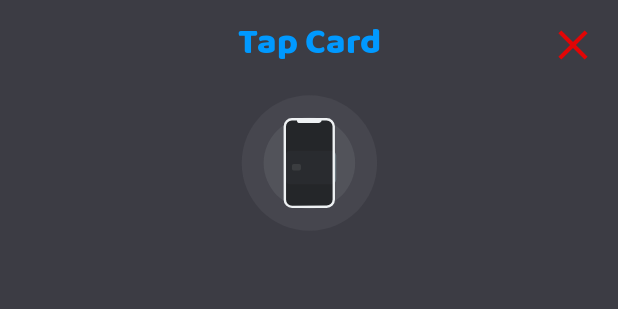
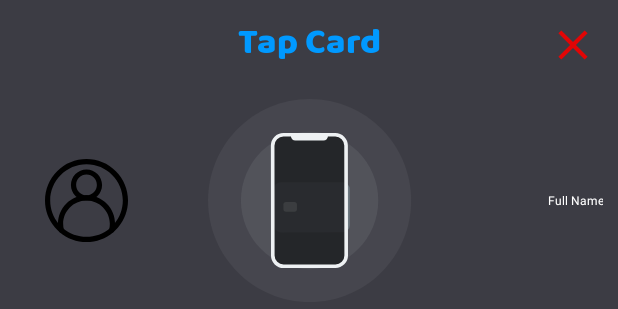
Before and after one commit to Amark18/Check_Verification_System, an Android app: the layout bottom_sheet_nfc_tap.xml on its own in the app's theme, with its tools: preview values and no code run, on a phone screen of 412 x 824 dp. Shown: the top 309 px of the screen. Run offline under Robolectric (Android 15) with nearby library versions, the phone set to English and light mode, and no system bars; Roboto replaces fonts that are not available here.

Commit message:
Tap prompt now includes customer profile image/name and some other UI improvements

```diff
--- a/app/build.gradle
+++ b/app/build.gradle
@@ -12,8 +12,8 @@ android {
         applicationId "com.akapps.check_verification_system"
         minSdkVersion 26
         targetSdkVersion 31
-        versionCode 7
-        versionName "1.6"
+        versionCode 8
+        versionName "1.7"
         testInstrumentationRunner "androidx.test.runner.AndroidJUnitRunner"
     }
 
--- a/app/src/main/java/com/akapps/check_verification_system/bottomsheet/SettingsSheet.java
+++ b/app/src/main/java/com/akapps/check_verification_system/bottomsheet/SettingsSheet.java
@@ -94,13 +94,13 @@ public class SettingsSheet extends RoundedBottomSheetDialogFragment{
 
         resetNfcCard.setOnClickListener(view12 -> {
             if(Helper.checkNfcStatus(getActivity(), getContext())) {
-                ((MainActivity) getContext()).showNfcPrompt("", false);
+                ((MainActivity) getContext()).showNfcPrompt("", false, null, null);
             }
         });
 
         readNfcCard.setOnClickListener(view13 -> {
             if(Helper.checkNfcStatus(getActivity(), getContext())) {
-                ((MainActivity) getContext()).showNfcPrompt("", true);
+                ((MainActivity) getContext()).showNfcPrompt("", true, null, null);
             }
         });
 
--- a/app/src/main/java/com/akapps/check_verification_system/classes/NFC.java
+++ b/app/src/main/java/com/akapps/check_verification_system/classes/NFC.java
@@ -17,6 +17,8 @@ import androidx.core.content.ContextCompat;
 import androidx.fragment.app.FragmentActivity;
 import com.akapps.check_verification_system.R;
 import com.akapps.check_verification_system.activities.MainActivity;
+import com.google.firebase.storage.StorageReference;
+
 import java.io.IOException;
 import java.io.UnsupportedEncodingException;
 import www.sanju.motiontoast.MotionToast;
@@ -78,6 +80,10 @@ public class NFC {
     // opens nfc bottom sheet to prompt user to tap card
     public void showNfcPrompt(){
         ((MainActivity) currentActivity).bottomSheetHelper.openNfcSheet();
+    }
+
+    public void showNfcPrompt(StorageReference profileStoragePath, String customerName){
+        ((MainActivity) currentActivity).bottomSheetHelper.openNfcSheet(profileStoragePath, customerName);
     }
 
     // writes a message to nfc card
--- a/app/src/main/res/layout/activity_main.xml
+++ b/app/src/main/res/layout/activity_main.xml
@@ -434,6 +434,7 @@
                         android:layout_height="wrap_content"
                         android:layout_marginHorizontal="5dp"
                         android:padding="8dp"
+                        android:layout_gravity="center"
                         android:text="@string/refresh_text"
                         android:textColor="@color/white" />
 
--- a/app/src/main/res/layout/bottom_sheet_nfc_tap.xml
+++ b/app/src/main/res/layout/bottom_sheet_nfc_tap.xml
@@ -1,5 +1,6 @@
 <?xml version="1.0" encoding="utf-8"?>
 <androidx.constraintlayout.widget.ConstraintLayout xmlns:android="http://schemas.android.com/apk/res/android"
+    xmlns:tools="http://schemas.android.com/tools"
     android:layout_width="match_parent"
     android:layout_height="match_parent"
     xmlns:app="http://schemas.android.com/apk/res-auto"
@@ -28,17 +29,43 @@
         app:layout_constraintEnd_toEndOf="@+id/title"
         app:layout_constraintTop_toTopOf="parent" />
 
+    <ImageView
+        android:id="@+id/profile_image"
+        android:layout_width="75dp"
+        android:layout_height="75dp"
+        android:layout_marginLeft="20dp"
+        android:gravity="center"
+        android:padding="10dp"
+        android:src="@drawable/user_icon"
+        app:layout_constraintBottom_toBottomOf="@+id/tap_animation"
+        app:layout_constraintStart_toStartOf="parent"
+        app:layout_constraintTop_toTopOf="@+id/tap_animation"></ImageView>
+
+    <TextView
+        android:id="@+id/customer_name"
+        android:layout_width="wrap_content"
+        android:layout_height="wrap_content"
+        android:ellipsize="end"
+        android:gravity="center_horizontal"
+        android:maxLines="2"
+        android:layout_marginRight="10dp"
+        android:text="@string/fullname_placeholder"
+        android:textColor="@color/white"
+        android:textSize="@dimen/dimen_16"
+        app:layout_constraintBottom_toBottomOf="@+id/tap_animation"
+        app:layout_constraintEnd_toEndOf="parent"
+        app:layout_constraintTop_toTopOf="@+id/tap_animation"></TextView>
+
     <com.airbnb.lottie.LottieAnimationView
         android:id="@+id/tap_animation"
-        android:layout_width="match_parent"
-        android:layout_height="100dp"
+        android:layout_width="0dp"
+        android:layout_height="150dp"
         app:layout_constraintEnd_toEndOf="parent"
         app:layout_constraintStart_toStartOf="parent"
         app:layout_constraintTop_toBottomOf="@+id/title"
         app:lottie_autoPlay="true"
         app:lottie_loop="true"
-        app:lottie_rawRes="@raw/nfc_card_read_animation">
-    </com.airbnb.lottie.LottieAnimationView>
+        app:lottie_rawRes="@raw/nfc_card_read_animation"></com.airbnb.lottie.LottieAnimationView>
 
 
 </androidx.constraintlayout.widget.ConstraintLayout>
```
Also changed, not shown: app/src/main/java/com/akapps/check_verification_system/activities/MainActivity.java (+9 -3 lines), app/src/main/java/com/akapps/check_verification_system/bottomsheet/AddCustomerSheet.java (+8 -2 lines), app/src/main/java/com/akapps/check_verification_system/bottomsheet/NfcSheet.java (+31 -2 lines), app/src/main/java/com/akapps/check_verification_system/classes/Animation.java (+10 -4 lines), app/src/main/java/com/akapps/check_verification_system/classes/BottomSheetHelper.java (+9 -0 lines), app/src/main/res/layout/recyclerview_history_layout.xml (+6 -5 lines).
